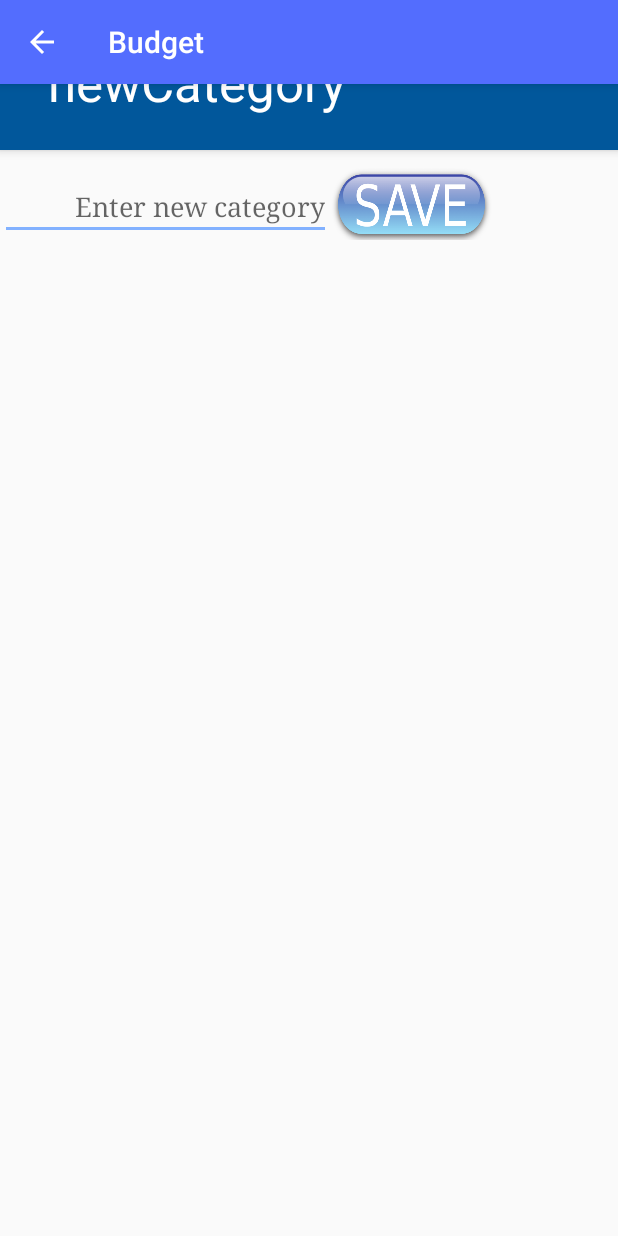
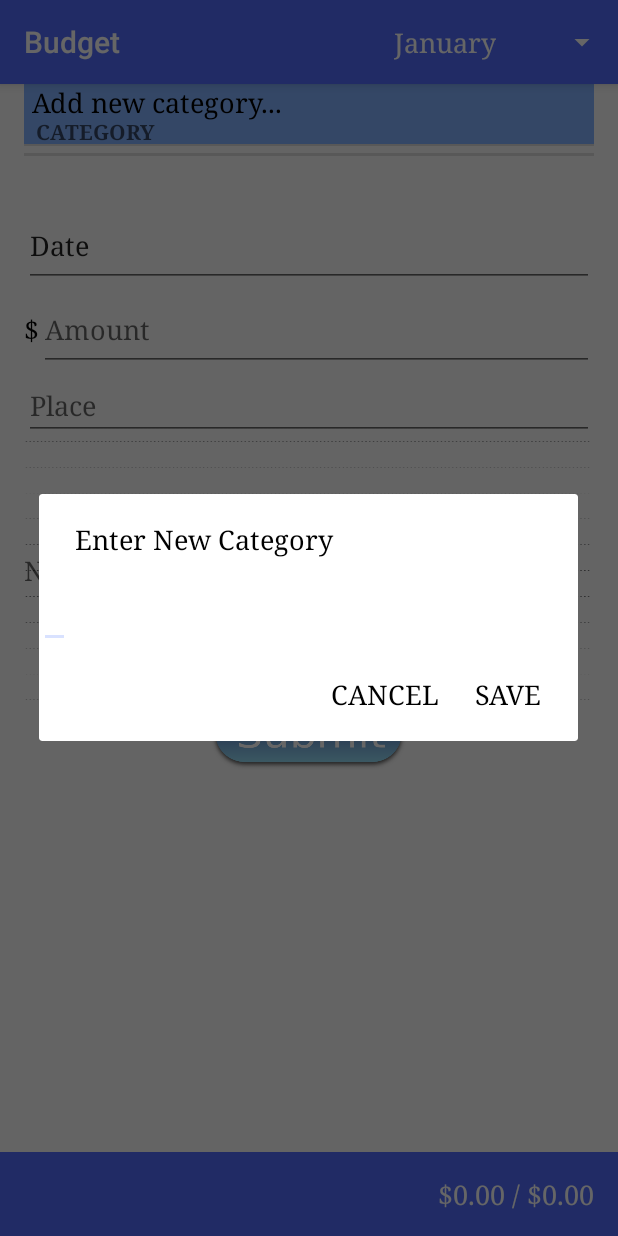
Before and after one commit to anakissler/BudgetingApp, an Android app: the fragment BudgetFragment placed in its activity, after a tap on "Add new category...", on a phone screen of 412 x 824 dp. Run offline under Robolectric (Android 15) with nearby library versions, the phone set to English and light mode, and no system bars; libraries missing offline, so code that uses them is left out: com.j256.ormlite; 18 statements that could not run were skipped.

Commit message:
Updated Add Category Option to save to database, and added AlertDialogs

```diff
--- a/app/src/main/java/edu/cnm/deepdive/ak/budgetingapp/BudgetFragment.java
+++ b/app/src/main/java/edu/cnm/deepdive/ak/budgetingapp/BudgetFragment.java
@@ -23,7 +23,9 @@ import java.sql.SQLException;
 import java.text.ParseException;
 import java.text.SimpleDateFormat;
 
-
+/**
+ *This Budget fragment lives inside of my Category List Activity
+ */
 public class BudgetFragment extends Fragment implements OnClickListener {
 
   private Budget mBudget;
--- a/app/src/main/java/edu/cnm/deepdive/ak/budgetingapp/CategoryEditFragment.java
+++ b/app/src/main/java/edu/cnm/deepdive/ak/budgetingapp/CategoryEditFragment.java
@@ -1,29 +1,61 @@
 package edu.cnm.deepdive.ak.budgetingapp;
 
 
+import android.app.AlertDialog;
+import android.app.AlertDialog.Builder;
+import android.app.Dialog;
+import android.content.DialogInterface;
+import android.content.DialogInterface.OnClickListener;
 import android.os.Bundle;
-import android.support.v4.app.Fragment;
-import android.view.LayoutInflater;
-import android.view.View;
-import android.view.ViewGroup;
+import android.support.annotation.NonNull;
+import android.support.v4.app.DialogFragment;
+import android.widget.EditText;
+import edu.cnm.deepdive.ak.budgetingapp.entities.Budget;
+import edu.cnm.deepdive.ak.budgetingapp.entities.Category;
+import edu.cnm.deepdive.ak.budgetingapp.helpers.OrmHelper.OrmInteraction;
+import java.sql.SQLException;
+import java.util.Calendar;
+import java.util.Date;
 
 
-/**
- * A simple {@link Fragment} subclass.
- */
-public class CategoryEditFragment extends Fragment {
+public class CategoryEditFragment extends DialogFragment {
 
+  @NonNull
+  @Override
+  public Dialog onCreateDialog(Bundle savedInstanceState) {
+    AlertDialog alert;
+    Builder builder = new Builder(getActivity());
+    builder.setTitle("Enter New Category");
+    builder.setView(R.layout.fragment_category_edit);
+    builder.setPositiveButton("Save", new OnClickListener() {
+      @Override
+      public void onClick(DialogInterface dialogInterface, int i) {
+        Category category = new Category();
+        category.setName(((EditText) getDialog().findViewById(R.id.edit_category)).getText().toString());
+        Budget budget = new Budget();
+        budget.setMonth(Calendar.getInstance().get(Calendar.MONTH)+ 1);
+        budget.setYear(Calendar.getInstance().get(Calendar.YEAR));
+        budget.setCategory(category);
+        try {
+          ((OrmInteraction) getActivity()).getHelper().getCategoryDao().create(category);
+          ((OrmInteraction) getActivity()).getHelper().getBudgetDao().create(budget);
+        } catch (SQLException e) {
+          e.printStackTrace();
+        }
+        ((Callback) getActivity()).refreshList();
+      }
+    });
+    builder.setNegativeButton("Cancel", new OnClickListener() {
+      @Override
+      public void onClick(DialogInterface dialogInterface, int i) {
 
-  public CategoryEditFragment() {
-    // Required empty public constructor
+      }
+    });
+    alert = builder.create();
+    return alert;
   }
 
-
-  @Override
-  public View onCreateView(LayoutInflater inflater, ViewGroup container,
-      Bundle savedInstanceState) {
-    // Inflate the layout for this fragment
-    return inflater.inflate(R.layout.fragment_category_edit, container, false);
+  public interface Callback {
+    void refreshList();
   }
-
 }
--- a/app/src/main/java/edu/cnm/deepdive/ak/budgetingapp/CategoryListActivity.java
+++ b/app/src/main/java/edu/cnm/deepdive/ak/budgetingapp/CategoryListActivity.java
@@ -13,6 +13,7 @@ import android.widget.AdapterView;
 import android.widget.ArrayAdapter;
 import android.widget.ListView;
 import android.widget.ProgressBar;
+import android.widget.Spinner;
 import android.widget.TextView;
 import com.j256.ormlite.android.apptools.OpenHelperManager;
 import com.j256.ormlite.dao.Dao;
@@ -21,6 +22,7 @@ import edu.cnm.deepdive.ak.budgetingapp.entities.Budget;
 import edu.cnm.deepdive.ak.budgetingapp.entities.Category;
 import edu.cnm.deepdive.ak.budgetingapp.entities.Transaction;
 import edu.cnm.deepdive.ak.budgetingapp.helpers.OrmHelper;
+import edu.cnm.deepdive.ak.budgetingapp.helpers.OrmHelper.OrmInteraction;
 import java.sql.SQLException;
 import java.util.Calendar;
 import java.util.List;
@@ -31,7 +33,8 @@ import java.util.List;
  * lead to a {@link ItemDetailActivity} representing item details. On tablets, the activity presents
  * the list of items and item details side-by-side using two vertical panes.
  */
-public class CategoryListActivity extends AppCompatActivity implements AdapterView.OnItemClickListener {
+public class CategoryListActivity extends AppCompatActivity implements AdapterView.OnItemClickListener, CategoryEditFragment.Callback,
+    OrmInteraction {
 
   /**
    * Whether or not the activity is in two-pane mode, i.e. running on a tablet device.
@@ -40,6 +43,8 @@ public class CategoryListActivity extends AppCompatActivity implements AdapterVi
   private OrmHelper helper = null;
   private Dao budgetDao;
   private Dao transactionDao;
+  private CategoryProgressViewAdaptor adapter = null;
+  private Spinner monthPicker;
 
   @Override
   protected void onCreate(Bundle savedInstanceState) {
@@ -49,7 +54,9 @@ public class CategoryListActivity extends AppCompatActivity implements AdapterVi
     Toolbar toolbar = (Toolbar) findViewById(R.id.toolbar);
     setSupportActionBar(toolbar);
     toolbar.setTitle(getTitle());
-
+/** Adds the totals of all categories to form a total budget, adds all transactions to show how much
+ *  user has spent out of the total budget.
+ */
     try {
       budgetDao = CategoryListActivity.this.getHelper().getBudgetDao();
       transactionDao = CategoryListActivity.this.getHelper().getTransactionDao();
@@ -82,26 +89,20 @@ public class CategoryListActivity extends AppCompatActivity implements AdapterVi
     }
 
 
-//    FloatingActionButton fab = (FloatingActionButton) findViewById(R.id.fab);
-//    fab.setOnClickListener(new View.OnClickListener() {
-//      @Override
-//      public void onClick(View view) {
-//        Snackbar.make(view, "Replace with your own action", Snackbar.LENGTH_LONG)
-//            .setAction("Action", null).show();
-//      }
-//    });
 
     if (findViewById(R.id.item_detail_container) != null) {
-//     The detail container view will be present only in the
-//     large-screen layouts (res/values-w900dp).
-//     If this view is present, then the
-//     activity should be in two-pane mode.
+
       mTwoPane = true;
     }
     setupListView((ListView) findViewById(R.id.category_list));
+    monthPicker = (Spinner) findViewById(R.id.monthspinner);
   }
 
-  private void setupListView(@NonNull ListView view) {
+  /**
+   * sets up ListView with an "Add new Category" option.
+   */
+
+ private void setupListView(@NonNull ListView view) {
     try {
       Dao<Category, Integer> dao = getHelper().getCategoryDao();
       QueryBuilder<Category, Integer> builder = dao.queryBuilder();
@@ -110,7 +111,8 @@ public class CategoryListActivity extends AppCompatActivity implements AdapterVi
       Category dummy = new Category();
       dummy.setName("Add new category...");
       categories.add(dummy);
-      view.setAdapter(new CategoryProgressViewAdaptor(categories));
+        adapter = new CategoryProgressViewAdaptor(categories);
+      view.setAdapter(adapter);
       view.setOnItemClickListener(this);
     } catch (SQLException e) {
       throw new RuntimeException(e);
@@ -136,20 +138,18 @@ public class CategoryListActivity extends AppCompatActivity implements AdapterVi
         startActivity(intent);
       }
     } else {
-      if (mTwoPane) {
-        Bundle args = new Bundle();
-        args.putInt(ItemDetailFragment.ARG_CATEGORY_ID, category.getId());
-        CategoryEditFragment fragment = new CategoryEditFragment();
-        fragment.setArguments(args);
-        getSupportFragmentManager().beginTransaction().replace(R.id.item_detail_container, fragment)
-//            .addToBackStack(fragment.getClass().getSimpleName())
-            .commit();
-      } else {
-        Intent intent = new Intent(this, CategoryEditActivity.class);
-        intent.putExtra(ItemDetailFragment.ARG_CATEGORY_ID, category.getId());
-        startActivity(intent);
-      }
+      CategoryEditFragment fragment = new CategoryEditFragment();
+      fragment.show(getSupportFragmentManager(), fragment.getClass().getSimpleName());
+
     }
+  }
+
+  /**
+   * Populates my ListView with my categories.
+   */
+  @Override
+  public void refreshList() {
+    setupListView((ListView) findViewById(R.id.category_list));
   }
 
   public class CategoryProgressViewAdaptor
@@ -170,6 +170,13 @@ public class CategoryListActivity extends AppCompatActivity implements AdapterVi
       }
     }
 
+    /**
+     * Fills progress bar with transactions for specific category.
+      * @param position
+     * @param convertView
+     * @param parent
+     * @return layout
+     */
     @Override
     public View getView(int position, View convertView, ViewGroup parent) {
       try {
@@ -228,20 +235,27 @@ public class CategoryListActivity extends AppCompatActivity implements AdapterVi
 //    newFragment.show(getSupportFragmentManager(), "datePicker");
 //  }
 
-
+  /**
+   * Keeps Month Picked in Spinner when App is stopped and started.
+   */
   @Override
   protected void onStart() {
     super.onStart();
+    monthPicker.setSelection(getPreferences(MODE_PRIVATE).getInt("selectedMonth", 0));
     getHelper();
   }
 
   @Override
   protected void onStop() {
+    getPreferences(MODE_PRIVATE).edit().putInt("selectedMonth", monthPicker.getSelectedItemPosition()).apply();
     releaseHelper();
     super.onStop();
   }
 
-  // creates an instance of the OrmHelper
+  /**
+   * creates an instance of the OrmHelper
+   * @return helper
+   */
   public synchronized OrmHelper getHelper() {
     if (helper == null) {
       helper = OpenHelperManager.getHelper(this, OrmHelper.class);
@@ -249,7 +263,9 @@ public class CategoryListActivity extends AppCompatActivity implements AdapterVi
     return helper;
   }
 
-  // prevents memory leaks by setting the helper to null when not in use
+  /**
+   *prevents memory leaks by setting the helper to null when not in use.
+   */
   public synchronized void releaseHelper() {
     if (helper != null) {
       OpenHelperManager.releaseHelper();
--- a/app/src/main/res/layout/fragment_category_edit.xml
+++ b/app/src/main/res/layout/fragment_category_edit.xml
@@ -7,14 +7,10 @@
 
   <!-- TODO: Update blank fragment layout -->
   <EditText
-  android:layout_width="wrap_content"
-  android:layout_height="wrap_content"
-  android:hint="Enter new category"
-  android:paddingLeft="50dp"
-  android:paddingTop="25dp"/>
-  <Button
-    android:id="@+id/saveCategory"
-    android:layout_width="107dp"
-    android:layout_height="51dp"
-    android:background="@drawable/savebutton"/>
+    android:id="@+id/edit_category"
+    android:layout_width="wrap_content"
+    android:layout_height="wrap_content"
+    android:layout_gravity="center"
+    android:paddingTop="25dp"/>
+
 </LinearLayout>
--- a/app/src/main/res/layout/fragment_transactionslist.xml
+++ b/app/src/main/res/layout/fragment_transactionslist.xml
@@ -44,11 +44,11 @@
     android:textSize="24dp"/>
 
   <Button
-    android:id="@+id/remove"
+    android:id="@+id/delete"
     android:layout_width="80dp"
     android:layout_height="32dp"
     android:layout_column="0"
     android:layout_row="2"
-    android:background="@drawable/remove"/>
+    android:background="@drawable/delete"/>
 
 </GridLayout>
```
Also changed, not shown: app/src/main/java/edu/cnm/deepdive/ak/budgetingapp/MyTransactionsListRecyclerViewAdapter.java (+32 -11 lines), app/src/main/java/edu/cnm/deepdive/ak/budgetingapp/entities/Budget.java (+45 -5 lines), app/src/main/java/edu/cnm/deepdive/ak/budgetingapp/entities/Category.java (+31 -0 lines), app/src/main/java/edu/cnm/deepdive/ak/budgetingapp/entities/Transaction.java (+65 -0 lines), app/src/main/java/edu/cnm/deepdive/ak/budgetingapp/helpers/OrmHelper.java (+36 -1 lines), app/src/main/ic_launcher-web.png, app/src/main/res/drawable/delete.png (added), app/src/main/res/drawable/remove.png (deleted), app/src/main/res/mipmap-hdpi/ic_launcher.png, app/src/main/res/mipmap-mdpi/ic_launcher.png, app/src/main/res/mipmap-xhdpi/ic_launcher.png, app/src/main/res/mipmap-xxhdpi/ic_launcher.png, app/src/main/res/mipmap-xxxhdpi/ic_launcher.png.
